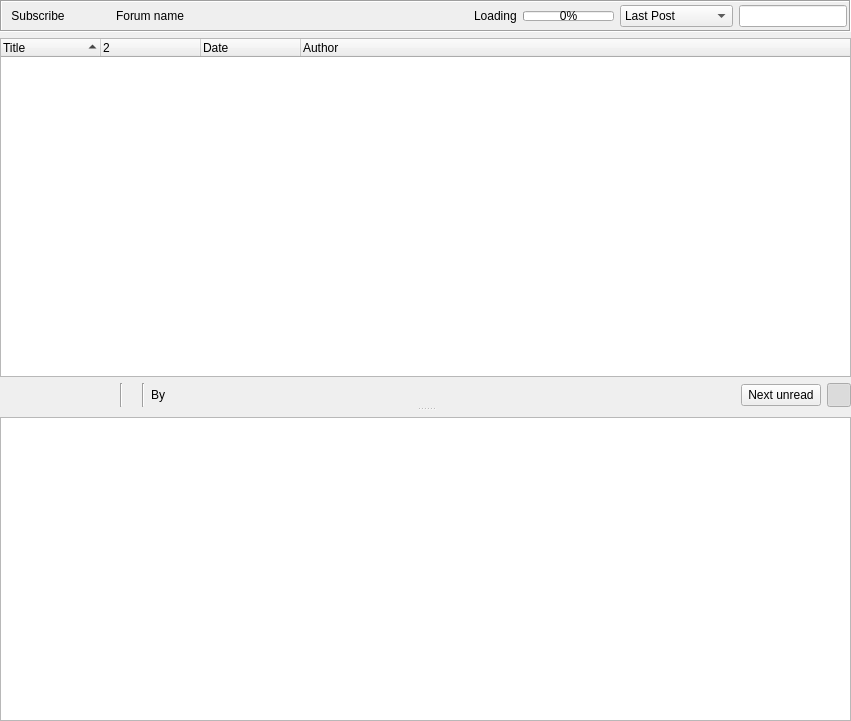
The window that retroshare-gui/src/gui/gxsforums/GxsForumThreadWidget.ui (RetroShare/RetroShare) describes before a commit, drawn with Qt 5.
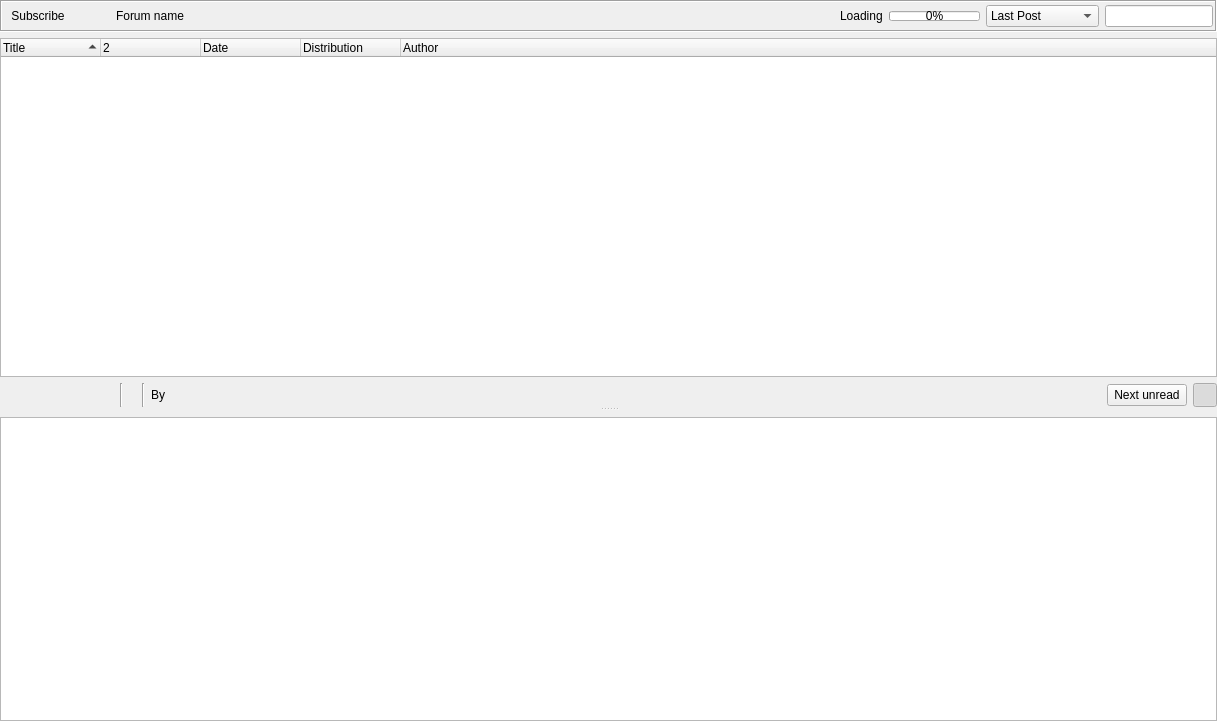
The same window after the commit. Icons and pictures are not drawn. Custom widgets are drawn as their Qt base class.

Commit message: added column to show distribution data and moved ReputationItemDelegate to GxsIdDetails

Diff of the .ui file:
```diff
--- a/retroshare-gui/src/gui/gxsforums/GxsForumThreadWidget.ui
+++ b/retroshare-gui/src/gui/gxsforums/GxsForumThreadWidget.ui
@@ -6,7 +6,7 @@
    <rect>
     <x>0</x>
     <y>0</y>
-    <width>851</width>
+    <width>1217</width>
     <height>721</height>
    </rect>
   </property>
@@ -238,6 +238,11 @@
            <string>Date</string>
           </property>
          </column>
+         <column>
+          <property name="text">
+           <string>Distribution</string>
+          </property>
+         </column>
          <column>
           <property name="text">
            <string>Author</string>
```
The commit also changes 4 other files.
